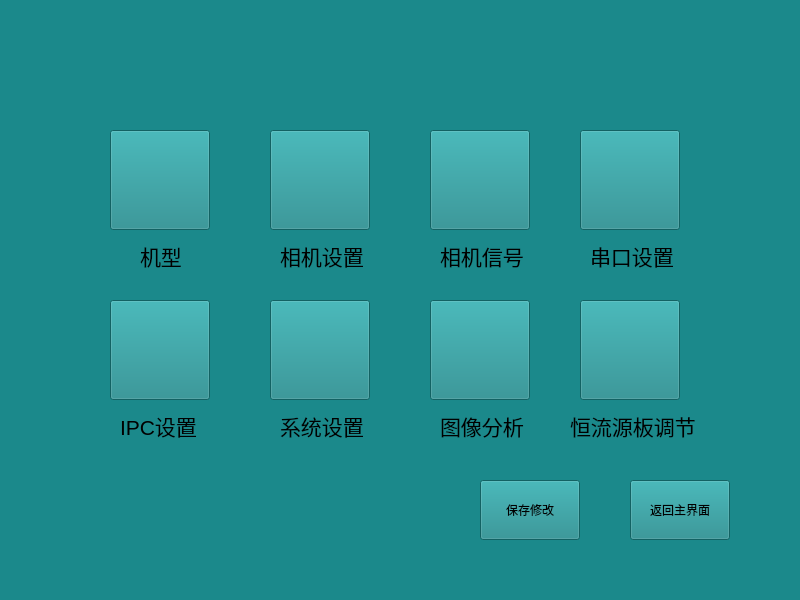
Above: ColorSelect/page_06.ui from ChihiroFairy/MyCode before the change. Below: the same form after it.
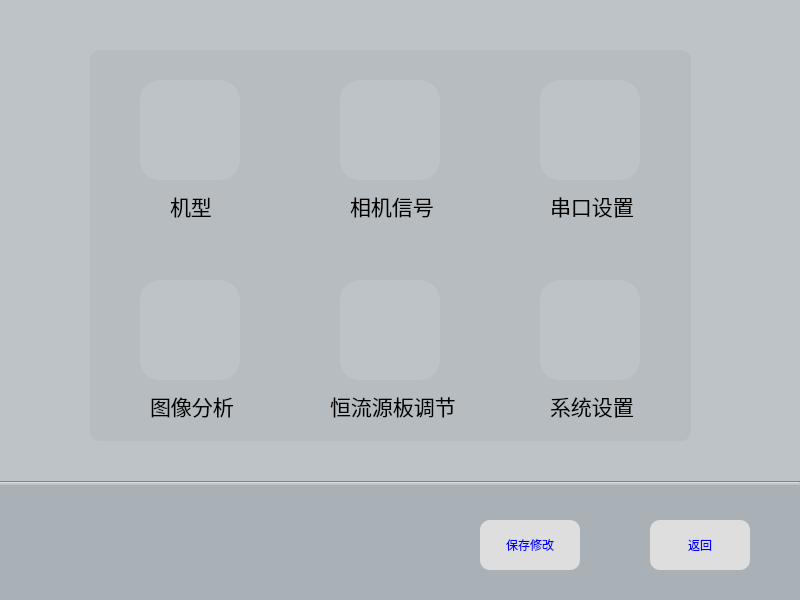
That is the form after the change. Icons and pictures are not drawn.

```diff
--- a/ColorSelect/page_06.ui
+++ b/ColorSelect/page_06.ui
@@ -10,132 +10,173 @@
     <height>600</height>
    </rect>
   </property>
+  <property name="minimumSize">
+   <size>
+    <width>800</width>
+    <height>600</height>
+   </size>
+  </property>
   <property name="windowTitle">
    <string>Form</string>
   </property>
   <property name="styleSheet">
-   <string notr="true">QMainWindow,QWidget{background-color:#1b898b}
-</string>
+   <string notr="true">QMainWindow,QWidget{background-color:#bdc3c7;}</string>
   </property>
-  <widget class="QPushButton" name="pushButton">
+  <widget class="QPushButton" name="camKindButton">
    <property name="geometry">
     <rect>
-     <x>110</x>
-     <y>130</y>
+     <x>140</x>
+     <y>80</y>
      <width>100</width>
      <height>100</height>
     </rect>
    </property>
    <property name="styleSheet">
     <string notr="true">QPushButton{
-	border-image: url(:/new/icon/icon/类别.png);
+border-radius: 20px;
+border:5px 11c4d4;
+background-repeat:no-repeat;
+background-color:#bdc3c7;
+}
+QPushButton::hover{
+background:lightgray;
 }</string>
    </property>
    <property name="text">
     <string/>
    </property>
-  </widget>
-  <widget class="QPushButton" name="camSets_Button">
-   <property name="geometry">
-    <rect>
-     <x>270</x>
-     <y>130</y>
-     <width>100</width>
-     <height>100</height>
-    </rect>
+   <property name="icon">
+    <iconset resource="res.qrc">
+     <normaloff>:/new/icon/icon/类别.png</normaloff>:/new/icon/icon/类别.png</iconset>
    </property>
-   <property name="styleSheet">
-    <string notr="true">QPushButton{
-	border-image: url(:/new/icon/icon/设置-系统设置.png);
-}</string>
+   <property name="iconSize">
+    <size>
+     <width>65</width>
+     <height>65</height>
+    </size>
    </property>
-   <property name="text">
-    <string/>
-   </property>
   </widget>
-  <widget class="QPushButton" name="pushButton_3">
+  <widget class="QPushButton" name="camSigButton">
    <property name="geometry">
     <rect>
-     <x>430</x>
-     <y>130</y>
+     <x>340</x>
+     <y>80</y>
      <width>100</width>
      <height>100</height>
     </rect>
    </property>
    <property name="styleSheet">
     <string notr="true">QPushButton{
-	border-image: url(:/new/icon/icon/信号.png);
+border-radius: 20px;
+border:5px 11c4d4;
+background-repeat:no-repeat;
+background-color:#bdc3c7;
+}
+QPushButton::hover{
+background:lightgray;
 }</string>
    </property>
    <property name="text">
     <string/>
    </property>
-  </widget>
-  <widget class="QPushButton" name="pushButton_7">
-   <property name="geometry">
-    <rect>
-     <x>110</x>
-     <y>300</y>
-     <width>100</width>
-     <height>100</height>
-    </rect>
+   <property name="icon">
+    <iconset resource="res.qrc">
+     <normaloff>:/new/icon/icon/相机.png</normaloff>:/new/icon/icon/相机.png</iconset>
    </property>
-   <property name="text">
-    <string/>
+   <property name="iconSize">
+    <size>
+     <width>70</width>
+     <height>70</height>
+    </size>
    </property>
   </widget>
-  <widget class="QPushButton" name="pushButton_8">
+  <widget class="QPushButton" name="sysSettingsButton">
    <property name="geometry">
     <rect>
-     <x>270</x>
-     <y>300</y>
+     <x>540</x>
+     <y>280</y>
      <width>100</width>
      <height>100</height>
     </rect>
    </property>
    <property name="styleSheet">
     <string notr="true">QPushButton{
-border-image: url(:/new/icon/icon/settings.png);
+border-radius: 20px;
+border:5px 11c4d4;
+background-repeat:no-repeat;
+background-color:#bdc3c7;
+}
+QPushButton::hover{
+background:lightgray;
 }</string>
    </property>
    <property name="text">
     <string/>
    </property>
+   <property name="icon">
+    <iconset resource="res.qrc">
+     <normaloff>:/new/icon/icon/settings.png</normaloff>:/new/icon/icon/settings.png</iconset>
+   </property>
+   <property name="iconSize">
+    <size>
+     <width>80</width>
+     <height>80</height>
+    </size>
+   </property>
   </widget>
   <widget class="QPushButton" name="imageGetButton">
    <property name="geometry">
     <rect>
-     <x>430</x>
-     <y>300</y>
+     <x>140</x>
+     <y>280</y>
      <width>100</width>
      <height>100</height>
     </rect>
    </property>
    <property name="styleSheet">
     <string notr="true">QPushButton{
-	border-image: url(:/new/icon/icon/分割.png);
+border-radius: 20px;
+border:5px 11c4d4;
+background-repeat:no-repeat;
+background-color:#bdc3c7;
+}
+QPushButton::hover{
+background:lightgray;
 }</string>
    </property>
    <property name="text">
     <string/>
    </property>
+   <property name="icon">
+    <iconset resource="res.qrc">
+     <normaloff>:/new/icon/icon/图像.png</normaloff>:/new/icon/icon/图像.png</iconset>
+   </property>
+   <property name="iconSize">
+    <size>
+     <width>80</width>
+     <height>80</height>
+    </size>
+   </property>
   </widget>
   <widget class="QPushButton" name="saveButton">
    <property name="geometry">
     <rect>
      <x>480</x>
-     <y>480</y>
+     <y>520</y>
      <width>100</width>
-     <height>60</height>
+     <height>50</height>
     </rect>
    </property>
    <property name="styleSheet">
     <string notr="true">QPushButton{
-	border-image: url(:/new/icon/icon/rectangle.png);
+border-radius:10px;
+background:#dedede;
+color:blue;
 }
 QPushButton::pressed{
-border-image: url(:/new/icon/icon/按钮.png);
-}</string>
+background:lightyellow;
+}
+</string>
    </property>
    <property name="text">
     <string>保存修改</string>
@@ -144,101 +185,127 @@
   <widget class="QPushButton" name="exitButton">
    <property name="geometry">
     <rect>
-     <x>630</x>
-     <y>480</y>
+     <x>650</x>
+     <y>520</y>
      <width>100</width>
-     <height>60</height>
+     <height>50</height>
     </rect>
    </property>
    <property name="styleSheet">
     <string notr="true">QPushButton{
-	border-image: url(:/new/icon/icon/rectangle.png);
+border-radius:10px;
+background:#dedede;
+color:blue;
 }
 QPushButton::pressed{
-border-image: url(:/new/icon/icon/按钮.png);
-}</string>
+background:lightyellow;
+}
+</string>
    </property>
    <property name="text">
-    <string>返回主界面</string>
+    <string>返回</string>
    </property>
   </widget>
   <widget class="QPushButton" name="portSet_Button">
    <property name="geometry">
     <rect>
-     <x>580</x>
-     <y>130</y>
+     <x>540</x>
+     <y>80</y>
      <width>100</width>
      <height>100</height>
     </rect>
    </property>
    <property name="styleSheet">
     <string notr="true">QPushButton{
-	border-image: url(:/new/icon/icon/串口设置.png);
+border-radius: 20px;
+border:5px 11c4d4;
+background-repeat:no-repeat;
+background-color:#bdc3c7;
+}
+QPushButton::hover{
+background:lightgray;
 }</string>
    </property>
    <property name="text">
     <string/>
    </property>
+   <property name="icon">
+    <iconset resource="res.qrc">
+     <normaloff>:/new/icon/icon/smls icon_串口助手.png</normaloff>:/new/icon/icon/smls icon_串口助手.png</iconset>
+   </property>
+   <property name="iconSize">
+    <size>
+     <width>80</width>
+     <height>80</height>
+    </size>
+   </property>
   </widget>
   <widget class="QPushButton" name="lightAdjButton">
    <property name="geometry">
     <rect>
-     <x>580</x>
-     <y>300</y>
+     <x>340</x>
+     <y>280</y>
      <width>100</width>
      <height>100</height>
     </rect>
    </property>
    <property name="styleSheet">
     <string notr="true">QPushButton{
-	border-image: url(:/new/icon/icon/照明.png);
+border-radius: 20px;
+border:5px 11c4d4;
+background-repeat:no-repeat;
+background-color:#bdc3c7;
+}
+QPushButton::hover{
+background:lightgray;
 }</string>
    </property>
    <property name="text">
     <string/>
    </property>
+   <property name="icon">
+    <iconset resource="res.qrc">
+     <normaloff>:/new/icon/icon/照明.png</normaloff>:/new/icon/icon/照明.png</iconset>
+   </property>
    <property name="iconSize">
     <size>
-     <width>80</width>
-     <height>80</height>
+     <width>75</width>
+     <height>75</height>
     </size>
    </property>
   </widget>
   <widget class="QLabel" name="label_2">
    <property name="geometry">
     <rect>
-     <x>140</x>
-     <y>240</y>
+     <x>170</x>
+     <y>190</y>
      <width>51</width>
      <height>31</height>
     </rect>
    </property>
+   <property name="styleSheet">
+    <string notr="true">QLabel{
+background:none;
+}</string>
+   </property>
    <property name="text">
     <string>&lt;html&gt;&lt;head/&gt;&lt;body&gt;&lt;p&gt;&lt;span style=&quot; font-size:16pt;&quot;&gt;机型&lt;/span&gt;&lt;/p&gt;&lt;/body&gt;&lt;/html&gt;</string>
    </property>
   </widget>
-  <widget class="QLabel" name="label_3">
-   <property name="geometry">
-    <rect>
-     <x>280</x>
-     <y>240</y>
-     <width>91</width>
-     <height>31</height>
-    </rect>
-   </property>
-   <property name="text">
-    <string>&lt;html&gt;&lt;head/&gt;&lt;body&gt;&lt;p&gt;&lt;span style=&quot; font-size:16pt;&quot;&gt;相机设置&lt;/span&gt;&lt;/p&gt;&lt;/body&gt;&lt;/html&gt;</string>
-   </property>
-  </widget>
   <widget class="QLabel" name="label_4">
    <property name="geometry">
     <rect>
-     <x>440</x>
-     <y>240</y>
+     <x>350</x>
+     <y>190</y>
      <width>91</width>
      <height>31</height>
     </rect>
    </property>
+   <property name="styleSheet">
+    <string notr="true">QLabel{
+background:none;
+}</string>
+   </property>
    <property name="text">
     <string>&lt;html&gt;&lt;head/&gt;&lt;body&gt;&lt;p&gt;&lt;span style=&quot; font-size:16pt;&quot;&gt;相机信号&lt;/span&gt;&lt;/p&gt;&lt;/body&gt;&lt;/html&gt;</string>
    </property>
@@ -246,12 +313,17 @@
   <widget class="QLabel" name="label_5">
    <property name="geometry">
     <rect>
-     <x>590</x>
-     <y>240</y>
+     <x>550</x>
+     <y>190</y>
      <width>91</width>
      <height>31</height>
     </rect>
    </property>
+   <property name="styleSheet">
+    <string notr="true">QLabel{
+background:none;
+}</string>
+   </property>
    <property name="text">
     <string>&lt;html&gt;&lt;head/&gt;&lt;body&gt;&lt;p&gt;&lt;span style=&quot; font-size:16pt;&quot;&gt;串口设置&lt;/span&gt;&lt;/p&gt;&lt;/body&gt;&lt;/html&gt;</string>
    </property>
@@ -259,12 +331,17 @@
   <widget class="QLabel" name="label_6">
    <property name="geometry">
     <rect>
-     <x>440</x>
-     <y>410</y>
+     <x>150</x>
+     <y>390</y>
      <width>91</width>
      <height>31</height>
     </rect>
    </property>
+   <property name="styleSheet">
+    <string notr="true">QLabel{
+background:none;
+}</string>
+   </property>
    <property name="text">
     <string>&lt;html&gt;&lt;head/&gt;&lt;body&gt;&lt;p&gt;&lt;span style=&quot; font-size:16pt;&quot;&gt;图像分析&lt;/span&gt;&lt;/p&gt;&lt;/body&gt;&lt;/html&gt;</string>
    </property>
@@ -272,12 +349,17 @@
   <widget class="QLabel" name="label_7">
    <property name="geometry">
     <rect>
-     <x>570</x>
-     <y>410</y>
+     <x>330</x>
+     <y>390</y>
      <width>141</width>
      <height>31</height>
     </rect>
    </property>
+   <property name="styleSheet">
+    <string notr="true">QLabel{
+background:none;
+}</string>
+   </property>
    <property name="text">
     <string>&lt;html&gt;&lt;head/&gt;&lt;body&gt;&lt;p&gt;&lt;span style=&quot; font-size:16pt;&quot;&gt;恒流源板调节&lt;/span&gt;&lt;/p&gt;&lt;/body&gt;&lt;/html&gt;</string>
    </property>
@@ -285,29 +367,82 @@
   <widget class="QLabel" name="label_8">
    <property name="geometry">
     <rect>
-     <x>280</x>
-     <y>410</y>
+     <x>550</x>
+     <y>390</y>
      <width>91</width>
      <height>31</height>
     </rect>
    </property>
+   <property name="styleSheet">
+    <string notr="true">QLabel{
+background:none;
+}</string>
+   </property>
    <property name="text">
     <string>&lt;html&gt;&lt;head/&gt;&lt;body&gt;&lt;p&gt;&lt;span style=&quot; font-size:16pt;&quot;&gt;系统设置&lt;/span&gt;&lt;/p&gt;&lt;/body&gt;&lt;/html&gt;</string>
    </property>
   </widget>
-  <widget class="QLabel" name="label_9">
+  <widget class="QListWidget" name="listWidget_2">
    <property name="geometry">
     <rect>
-     <x>120</x>
-     <y>410</y>
-     <width>91</width>
-     <height>31</height>
+     <x>90</x>
+     <y>50</y>
+     <width>601</width>
+     <height>391</height>
     </rect>
    </property>
-   <property name="text">
-    <string>&lt;html&gt;&lt;head/&gt;&lt;body&gt;&lt;p&gt;&lt;span style=&quot; font-size:16pt;&quot;&gt;IPC设置&lt;/span&gt;&lt;/p&gt;&lt;/body&gt;&lt;/html&gt;</string>
+   <property name="styleSheet">
+    <string notr="true">QListWidget{
+border-radius:10px;
+background:#B6BCC0;
+}</string>
    </property>
   </widget>
+  <widget class="Line" name="line">
+   <property name="geometry">
+    <rect>
+     <x>0</x>
+     <y>480</y>
+     <width>800</width>
+     <height>5</height>
+    </rect>
+   </property>
+   <property name="orientation">
+    <enum>Qt::Horizontal</enum>
+   </property>
+  </widget>
+  <widget class="QWidget" name="widget" native="true">
+   <property name="geometry">
+    <rect>
+     <x>0</x>
+     <y>480</y>
+     <width>801</width>
+     <height>121</height>
+    </rect>
+   </property>
+   <property name="styleSheet">
+    <string notr="true">QWidget{
+background:#AAB1B6;
+}</string>
+   </property>
+  </widget>
+  <zorder>widget</zorder>
+  <zorder>listWidget_2</zorder>
+  <zorder>camKindButton</zorder>
+  <zorder>camSigButton</zorder>
+  <zorder>sysSettingsButton</zorder>
+  <zorder>imageGetButton</zorder>
+  <zorder>saveButton</zorder>
+  <zorder>exitButton</zorder>
+  <zorder>portSet_Button</zorder>
+  <zorder>lightAdjButton</zorder>
+  <zorder>label_2</zorder>
+  <zorder>label_4</zorder>
+  <zorder>label_5</zorder>
+  <zorder>label_6</zorder>
+  <zorder>label_7</zorder>
+  <zorder>label_8</zorder>
+  <zorder>line</zorder>
  </widget>
  <resources/>
  <connections/>
```
Left out of the diff: 4 changed lines with no effect on the pictures.
